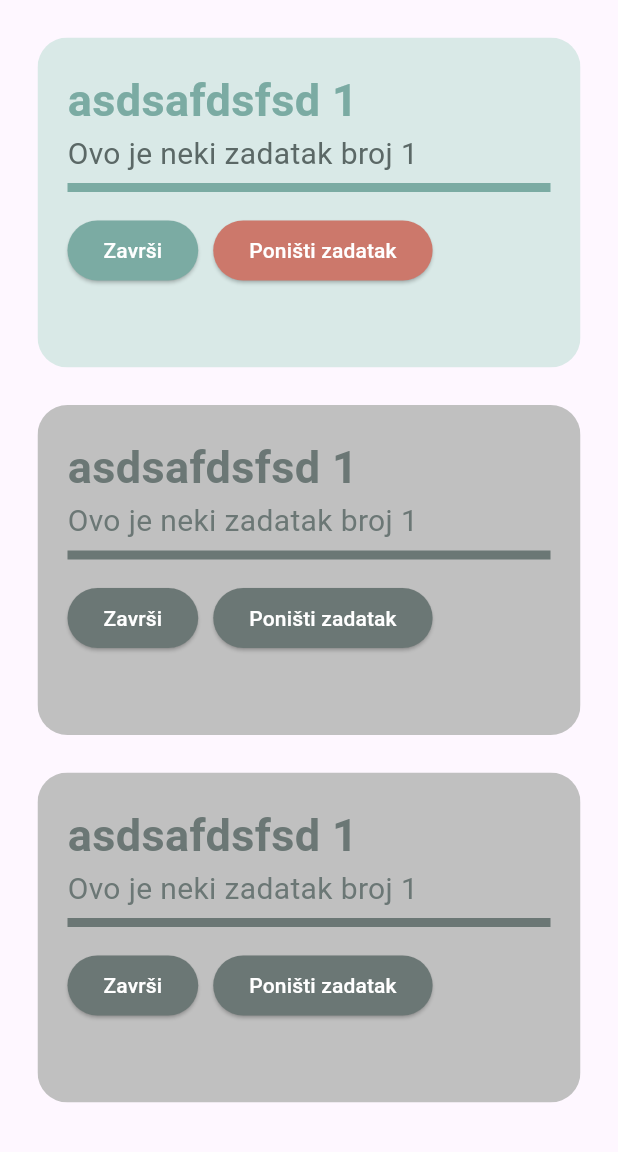
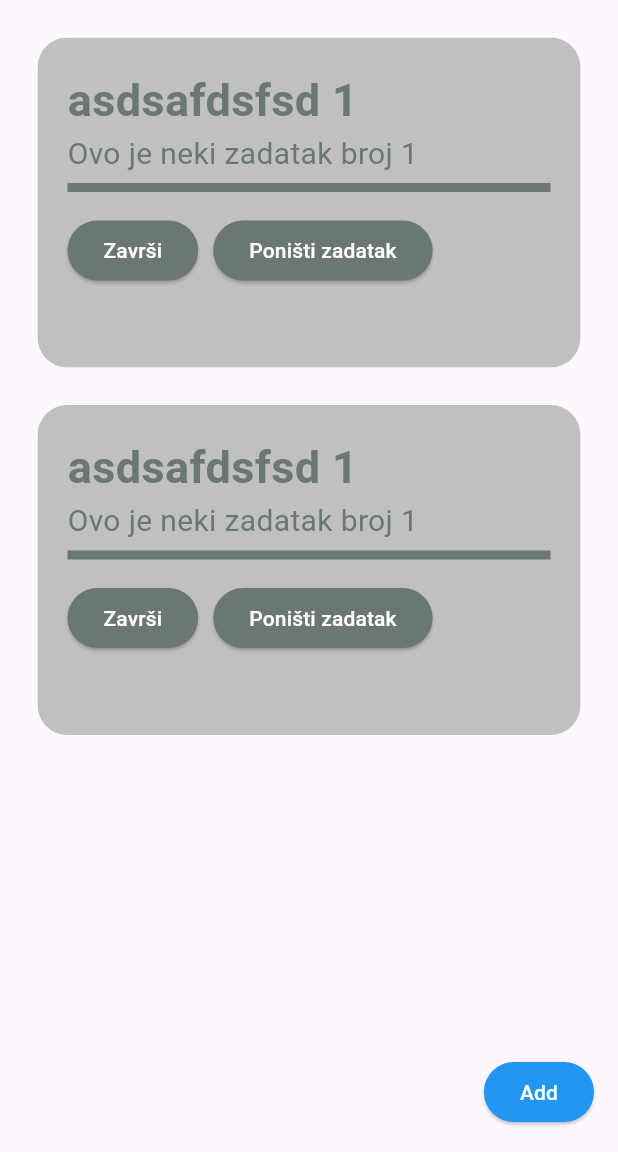
Before and after one commit to blazp04-fakultet/flutter-radionica, a Flutter app: the screen it shows after launch, after a tap on "Poništi zadatak", on a phone screen of 412 x 824 dp, the part 84-1236 px from its top. Run offline on Flutter 3.47's test engine with Material 3 defaults, Android fonts, the phone set to English and light mode, and no system bars.

Commit message:
AddNewTask

```diff
--- a/lib/app.dart
+++ b/lib/app.dart
@@ -13,7 +13,22 @@ class Application extends StatelessWidget {
         ChangeNotifierProvider<TaskProvider>(create: (_) => TaskProvider()),
       ],
       child: MaterialApp(
-        home: SafeArea(
+        home: Page(),
+      ),
+    );
+  }
+}
+
+class Page extends StatelessWidget {
+  const Page({
+    super.key,
+  });
+
+  @override
+  Widget build(BuildContext context) {
+    final taskProvider = Provider.of<TaskProvider>(context);
+
+    return SafeArea(
       child: Scaffold(
         appBar: AppBar(
           backgroundColor: Color(0xFFD9E9E7),
@@ -23,9 +38,15 @@ class Application extends StatelessWidget {
             style: TextStyle(color: Color(0xFF6B7775)),
           ),
         ),
+        floatingActionButton: ElevatedButton(
+          onPressed: () => taskProvider.addTask(),
+          style: ButtonStyle(
+            backgroundColor: MaterialStateProperty.all(Colors.blue),
+            foregroundColor: MaterialStateProperty.all(Colors.white),
+          ),
+          child: Text("Add"),
+        ),
         body: TaskListPage(),
-          ),
-        ),
       ),
     );
   }
--- a/lib/task_page.dart
+++ b/lib/task_page.dart
@@ -20,7 +20,8 @@ class TaskListPage extends StatelessWidget {
         itemBuilder: (context, index) {
           return Task(
             task: taskProvider.zadatci[index],
-            onPress: () => taskProvider.markAsCompleate(index),
+            onCompleate: () => taskProvider.markAsCompleate(index),
+            onDelete: () => taskProvider.deleteTask(index),
           );
         },
       ),
--- a/lib/task_provider.dart
+++ b/lib/task_provider.dart
@@ -25,4 +25,19 @@ class TaskProvider extends ChangeNotifier {
     zadatci[index].isActive = !zadatci[index].isActive;
     notifyListeners();
   }
+
+  void deleteTask(int index) {
+    zadatci.removeAt(index);
+    notifyListeners();
+  }
+
+  void addTask() {
+    final taskModel = TaskModel(
+      title: "Nadslov",
+      description: "Opis",
+      isActive: true,
+    );
+    zadatci.add(taskModel);
+    notifyListeners();
+  }
 }
--- a/lib/task_widget.dart
+++ b/lib/task_widget.dart
@@ -4,7 +4,8 @@ import 'package:task_menanger/task_model.dart';
 class Task extends StatelessWidget {
   Task({
     required this.task,
-    required this.onPress,
+    required this.onCompleate,
+    required this.onDelete,
     super.key,
   }) {
     if (task.isActive) {
@@ -21,7 +22,8 @@ class Task extends StatelessWidget {
   }
 
   TaskModel task;
-  final VoidCallback onPress;
+  final VoidCallback onCompleate;
+  final VoidCallback onDelete;
 
   late Color primary;
   late Color primaryWhie;
@@ -72,7 +74,7 @@ class Task extends StatelessWidget {
                   children: [
                     ElevatedButton(
                       onPressed: () {
-                        onPress();
+                        onCompleate();
                       },
                       style: ButtonStyle(
                         backgroundColor: MaterialStateProperty.all(
@@ -90,7 +92,9 @@ class Task extends StatelessWidget {
                       width: 10,
                     ),
                     ElevatedButton(
-                      onPressed: () {},
+                      onPressed: () {
+                        onDelete();
+                      },
                       style: ButtonStyle(
                         backgroundColor: MaterialStateProperty.all(
                           deleteButtonColor,
```
Lines whose indentation alone changed are shown as unchanged.
